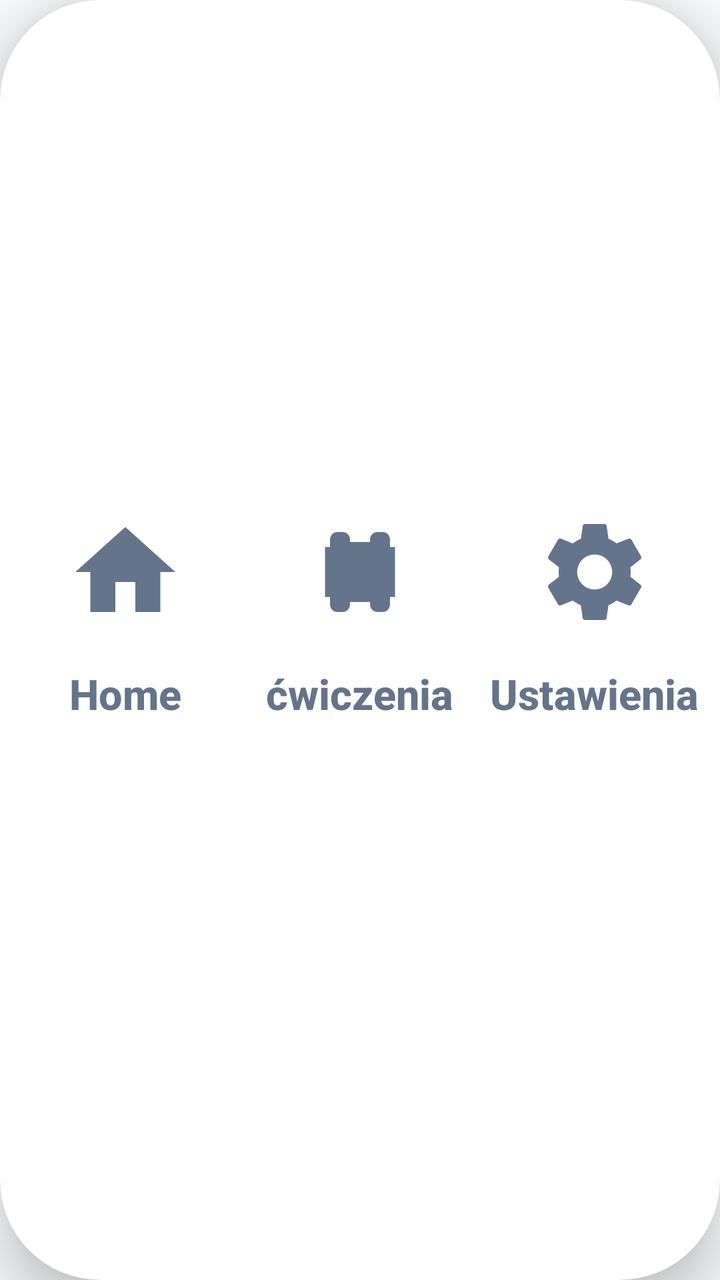
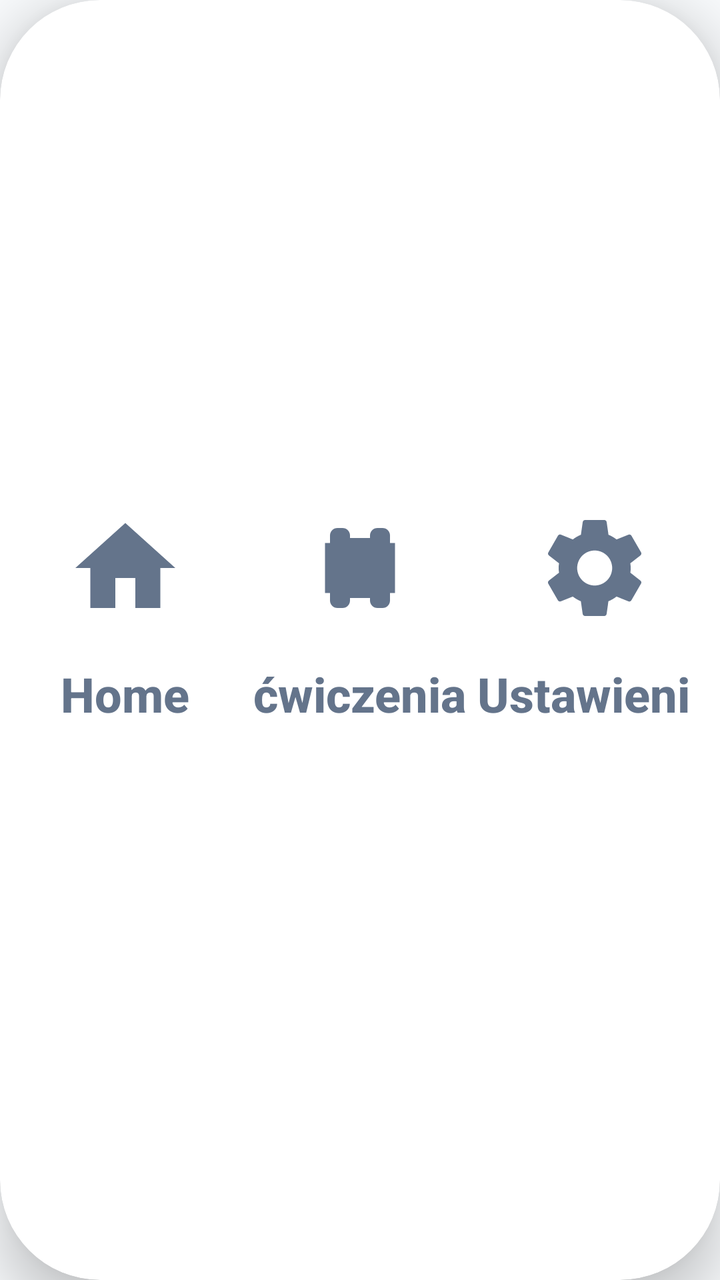

Before-and-after screenshots of an Android layout around one commit, followed by the original layout XML and the change that was made.
<!-- AndroidManifest.xml: application theme Theme.Fitnessapp -->
<!-- res/layout/layout_bottom_nav.xml -->
<?xml version="1.0" encoding="utf-8"?>
<androidx.cardview.widget.CardView xmlns:android="http://schemas.android.com/apk/res/android"
    xmlns:app="http://schemas.android.com/apk/res-auto"
    android:id="@+id/bottom_nav_container"
    android:layout_width="match_parent"
    android:layout_height="210dp"
    app:cardCornerRadius="50dp"
    app:cardElevation="16dp"
    app:cardBackgroundColor="#FFFFFF"
    android:layout_marginBottom="-35dp">

    <LinearLayout
        android:layout_width="match_parent"
        android:layout_height="match_parent"
        android:orientation="horizontal"
        android:paddingBottom="35dp"
        android:paddingHorizontal="4dp"
        android:gravity="bottom">

        
        <LinearLayout
            android:id="@+id/nav_home"
            android:layout_width="0dp"
            android:layout_height="match_parent"
            android:layout_weight="1"
            android:gravity="center"
            android:orientation="vertical"
            android:clickable="true"
            android:focusable="true"
            android:background="?android:attr/selectableItemBackground">

            <androidx.cardview.widget.CardView
                android:id="@+id/nav_home_indicator"
                android:layout_width="120dp"
                android:layout_height="85dp"
                app:cardCornerRadius="30dp"
                app:cardElevation="0dp"
                app:cardBackgroundColor="@android:color/transparent">
                <ImageView
                    android:id="@+id/nav_home_icon"
                    android:layout_width="60dp"
                    android:layout_height="60dp"
                    android:layout_gravity="center"
                    android:src="@drawable/ic_home"
                    app:tint="#64748B" />
            </androidx.cardview.widget.CardView>
            <TextView
                android:id="@+id/nav_home_text"
                android:layout_width="wrap_content"
                android:layout_height="wrap_content"
                android:text="Home"
                android:textColor="#64748B"
                android:textStyle="bold"
                android:textSize="21sp"
                android:maxLines="1"
                android:ellipsize="none"
                android:layout_marginTop="4dp" />
        </LinearLayout>

        
        <LinearLayout
            android:id="@+id/nav_plan"
            android:layout_width="0dp"
            android:layout_height="match_parent"
            android:layout_weight="1"
            android:gravity="center"
            android:orientation="vertical"
            android:clickable="true"
            android:focusable="true"
            android:background="?android:attr/selectableItemBackground">

            <androidx.cardview.widget.CardView
                android:id="@+id/nav_plan_indicator"
                android:layout_width="120dp"
                android:layout_height="85dp"
                app:cardCornerRadius="30dp"
                app:cardElevation="0dp"
                app:cardBackgroundColor="@android:color/transparent">
                <ImageView
                    android:id="@+id/nav_plan_icon"
                    android:layout_width="60dp"
                    android:layout_height="60dp"
                    android:layout_gravity="center"
                    android:src="@drawable/ic_dumbbell"
                    app:tint="#64748B" />
            </androidx.cardview.widget.CardView>
            <TextView
                android:id="@+id/nav_plan_text"
                android:layout_width="wrap_content"
                android:layout_height="wrap_content"
                android:text="ćwiczenia"
                android:textColor="#64748B"
                android:textStyle="bold"
                android:textSize="21sp"
                android:maxLines="1"
                android:ellipsize="none"
                android:layout_marginTop="4dp" />
        </LinearLayout>

        
        <LinearLayout
            android:id="@+id/nav_settings"
            android:layout_width="0dp"
            android:layout_height="match_parent"
            android:layout_weight="1"
            android:gravity="center"
            android:orientation="vertical"
            android:clickable="true"
            android:focusable="true"
            android:background="?android:attr/selectableItemBackground">

            <androidx.cardview.widget.CardView
                android:id="@+id/nav_settings_indicator"
                android:layout_width="120dp"
                android:layout_height="85dp"
                app:cardCornerRadius="30dp"
                app:cardElevation="0dp"
                app:cardBackgroundColor="@android:color/transparent">
                <ImageView
                    android:id="@+id/nav_settings_icon"
                    android:layout_width="60dp"
                    android:layout_height="60dp"
                    android:layout_gravity="center"
                    android:src="@drawable/ic_settings"
                    app:tint="#64748B" />
            </androidx.cardview.widget.CardView>
            <TextView
                android:id="@+id/nav_settings_text"
                android:layout_width="wrap_content"
                android:layout_height="wrap_content"
                android:text="Ustawienia"
                android:textColor="#64748B"
                android:textStyle="bold"
                android:textSize="21sp"
                android:maxLines="1"
                android:ellipsize="none"
                android:layout_marginTop="4dp" />
        </LinearLayout>

    </LinearLayout>
</androidx.cardview.widget.CardView>
<!-- resources referenced by this layout -->
<resources>
  <!-- drawable ic_dumbbell (drawable) -->
  <vector xmlns:android="http://schemas.android.com/apk/res/android"
      android:width="24dp"
      android:height="24dp"
      android:viewportWidth="24"
      android:viewportHeight="24">
      <path
          android:fillColor="#000000"
          android:pathData="M18,18.5V17H19V7H18V5.5A1.5,1.5 0,0 0,16.5 4H15.5A1.5,1.5 0,0 0,14 5.5V6H10V5.5A1.5,1.5 0,0 0,8.5 4H7.5A1.5,1.5 0,0 0,6 5.5V7H5V17H6V18.5A1.5,1.5 0,0 0,7.5 20H8.5A1.5,1.5 0,0 0,10 18.5V18H14V18.5A1.5,1.5 0,0 0,15.5 20H16.5A1.5,1.5 0,0 0,18 18.5Z"/>
  </vector>
  <!-- drawable ic_home (drawable) -->
  <vector xmlns:android="http://schemas.android.com/apk/res/android"
      android:width="24dp"
      android:height="24dp"
      android:viewportWidth="24"
      android:viewportHeight="24">
      <path
          android:fillColor="#FF000000"
          android:pathData="M10,20V14H14V20H19V12H22L12,3L2,12H5V20H10Z" />
  </vector>
  <!-- drawable ic_settings (drawable) -->
  <vector xmlns:android="http://schemas.android.com/apk/res/android"
      android:width="24dp"
      android:height="24dp"
      android:viewportWidth="24"
      android:viewportHeight="24">
      <path
          android:fillColor="@android:color/white"
          android:pathData="M19.14,12.94c0.04,-0.3 0.06,-0.61 0.06,-0.94c0,-0.32 -0.02,-0.64 -0.07,-0.94l2.03,-1.58c0.18,-0.14 0.23,-0.41 0.12,-0.61l-1.92,-3.32c-0.12,-0.22 -0.37,-0.29 -0.59,-0.22l-2.39,0.96c-0.5,-0.38 -1.03,-0.7 -1.62,-0.94L14.4,2.81c-0.04,-0.24 -0.24,-0.41 -0.48,-0.41h-3.84c-0.24,0 -0.43,0.17 -0.47,0.41L9.25,5.35C8.66,5.59 8.13,5.91 7.63,6.29L5.24,5.33c-0.22,-0.08 -0.47,0 -0.59,0.22L2.74,8.87C2.62,9.08 2.66,9.34 2.84,9.48l2.03,1.58C4.82,11.36 4.8,11.68 4.8,12c0,0.32 0.02,0.64 0.07,0.94l-2.03,1.58c-0.18,0.14 -0.23,0.41 -0.12,0.61l1.92,3.32c0.12,0.22 0.37,0.29 0.59,0.22l2.39,-0.96c0.5,0.38 1.03,0.7 1.62,0.94l0.36,2.54c0.05,0.24 0.24,0.41 0.48,0.41h3.84c0.24,0 0.44,-0.17 0.47,-0.41l0.36,-2.54c0.59,-0.24 1.13,-0.56 1.62,-0.94l2.39,0.96c0.22,0.08 0.47,0 0.59,-0.22l1.92,-3.32c0.12,-0.22 0.07,-0.47 -0.12,-0.61l-2.01,-1.58zM12,15.5c-1.93,0 -3.5,-1.57 -3.5,-3.5s1.57,-3.5 3.5,-3.5s3.5,1.57 3.5,3.5s-1.57,3.5 -3.5,3.5z"/>
  </vector>
  <style name="Theme.Fitnessapp" parent="Base.Theme.Fitnessapp" />
  <style name="Base.Theme.Fitnessapp" parent="Theme.Material3.Light.NoActionBar">
          
          <item name="android:fontFamily">sans-serif-medium</item>
          <item name="android:textAllCaps">false</item>
          <item name="android:textColor">#0F172A</item>
          <item name="android:windowBackground">#F8FAFC</item>
      </style>
</resources>

<!-- the commit's change to res/layout/layout_bottom_nav.xml (unified diff, before → after) -->
@@ -51,7 +51,7 @@
                 android:text="Home"
                 android:textColor="#64748B"
                 android:textStyle="bold"
-                android:textSize="21sp"
+                android:textSize="24sp"
                 android:maxLines="1"
                 android:ellipsize="none"
                 android:layout_marginTop="4dp" />
@@ -91,7 +91,7 @@
                 android:text="ćwiczenia"
                 android:textColor="#64748B"
                 android:textStyle="bold"
-                android:textSize="21sp"
+                android:textSize="24sp"
                 android:maxLines="1"
                 android:ellipsize="none"
                 android:layout_marginTop="4dp" />
@@ -131,7 +131,7 @@
                 android:text="Ustawienia"
                 android:textColor="#64748B"
                 android:textStyle="bold"
-                android:textSize="21sp"
+                android:textSize="24sp"
                 android:maxLines="1"
                 android:ellipsize="none"
                 android:layout_marginTop="4dp" />
